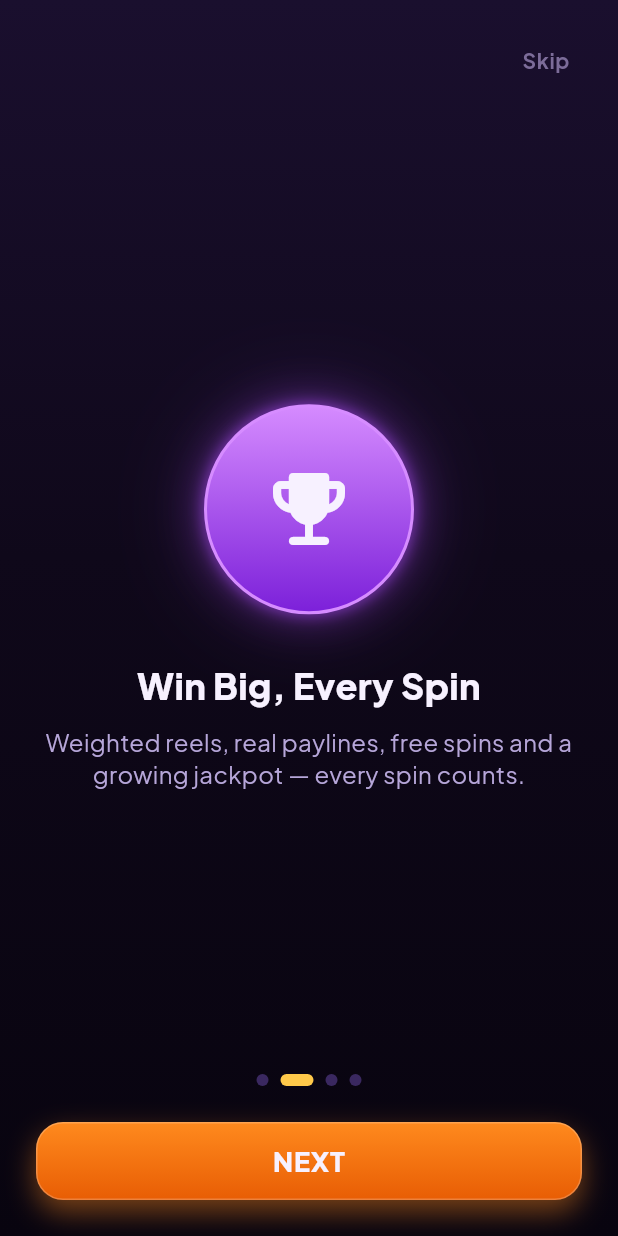
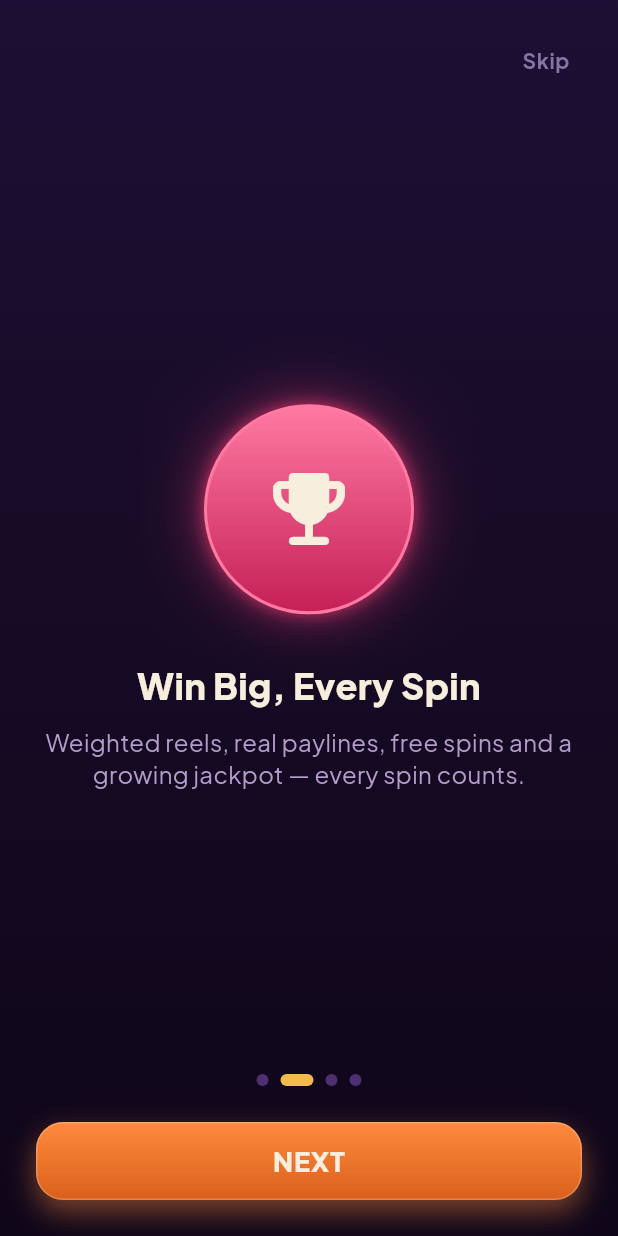
Before and after one commit to mrjaved121/Play2Win, a Flutter app: the screen it shows after launch, swiped to page 2, on a phone screen of 412 x 824 dp. Run offline on Flutter 3.47's test engine with Material 3 defaults, Android fonts, the phone set to English and light mode, and no system bars; our stand-ins replace confetti, flutter_animate, flutter_riverpod, freezed_annotation, get_it, go_router and 3 more; missing offline and left inert: flame; accounts and stored records are empty.

Commit message:
Retheme to Midnight & Gold Marquee palette
Retints the token layer (AppColors, AppGradients, plus a few hardcoded
gradient stops in spin_bar/slot_symbol_view) from the prior purple/gold
scheme to a jewel-tone void/felt/gold/magenta/jade palette, and
regenerates the native splash to match. Win-state glow now uses jade
instead of gold so a payout reads as a distinct color event from the
ambient chrome. No structural/widget changes — the existing token
architecture means this cascades to every screen automatically.

Co-Authored-By: Claude Sonnet 5 <noreply@anthropic.com>

```diff
--- a/lib/core/theme/app_colors.dart
+++ b/lib/core/theme/app_colors.dart
@@ -7,59 +7,61 @@ import 'package:flutter/material.dart';
 /// or a rebrand) from a single place.
 abstract final class AppColors {
   // ---------------------------------------------------------------------
-  // Backgrounds
+  // Backgrounds — "Midnight & Gold Marquee"
   // ---------------------------------------------------------------------
-  static const Color background = Color(0xFF0F081A);
-  static const Color backgroundElevated = Color(0xFF160D26);
-  static const Color backgroundDeep = Color(0xFF08040F);
+  static const Color background = Color(0xFF170B26);
+  static const Color backgroundElevated = Color(0xFF1F1033);
+  static const Color backgroundDeep = Color(0xFF0F0619);
 
   // ---------------------------------------------------------------------
   // Surfaces / Cards
   // ---------------------------------------------------------------------
-  static const Color cardPurple = Color(0xFF1E1230);
-  static const Color cardPurpleLight = Color(0xFF2A1A45);
-  static const Color cardBorder = Color(0xFF3A2860);
+  static const Color cardPurple = Color(0xFF2C1244);
+  static const Color cardPurpleLight = Color(0xFF3B1B5E);
+  static const Color cardBorder = Color(0xFF4E2F72);
   static const Color glassFill = Color(0x1AFFFFFF);
   static const Color glassBorder = Color(0x33FFFFFF);
 
   // ---------------------------------------------------------------------
   // Accents
   // ---------------------------------------------------------------------
-  static const Color gold = Color(0xFFFFC94A);
-  static const Color goldLight = Color(0xFFFFE9A8);
-  static const Color goldDark = Color(0xFFB8862A);
+  static const Color gold = Color(0xFFF2B94D);
+  static const Color goldLight = Color(0xFFFFE29A);
+  static const Color goldDark = Color(0xFFC98F2A);
 
-  static const Color neonPurple = Color(0xFFB14CFF);
-  static const Color neonPurpleLight = Color(0xFFD68CFF);
-  static const Color neonPurpleDark = Color(0xFF7B1FD9);
+  static const Color neonPurple = Color(0xFFFF3D78);
+  static const Color neonPurpleLight = Color(0xFFFF7AA3);
+  static const Color neonPurpleDark = Color(0xFFC41F56);
 
-  static const Color orange = Color(0xFFFF8A1E);
-  static const Color orangeDark = Color(0xFFE85D04);
+  static const Color orange = Color(0xFFFF8A3D);
+  static const Color orangeDark = Color(0xFFD9601C);
 
   // ---------------------------------------------------------------------
   // Semantic
   // ---------------------------------------------------------------------
-  static const Color success = Color(0xFF35D07F);
-  static const Color warning = Color(0xFFFFA632);
-  static const Color error = Color(0xFFFF4D5E);
-  static const Color info = Color(0xFF4CC9FF);
+  static const Color success = Color(0xFF22D9A0);
+  static const Color warning = Color(0xFFFFB648);
+  static const Color error = Color(0xFFFF4757);
+  static const Color info = Color(0xFF4CD3E0);
 
   // ---------------------------------------------------------------------
   // Text
   // ---------------------------------------------------------------------
-  static const Color textPrimary = Color(0xFFF7F1FF);
-  static const Color textSecondary = Color(0xFFB6A6D9);
-  static const Color textMuted = Color(0xFF7C6C99);
-  static const Color textOnGold = Color(0xFF3A2408);
+  static const Color textPrimary = Color(0xFFF7EEDD);
+  static const Color textSecondary = Color(0xFFB49BC9);
+  static const Color textMuted = Color(0xFF8674A3);
+  static const Color textOnGold = Color(0xFF2A1400);
 
   // ---------------------------------------------------------------------
   // Slot reel / game specific
   // ---------------------------------------------------------------------
-  static const Color reelFrame = Color(0xFFDDA53B);
+  static const Color reelFrame = Color(0xFFF2B94D);
   static const Color reelFrameLight = Color(0xFFFFE29A);
-  static const Color reelBackground = Color(0xFF120A1F);
-  static const Color winGlow = Color(0xFFFFD24C);
-  static const Color jackpotRed = Color(0xFFB0121F);
+  static const Color reelBackground = Color(0xFF200E36);
+  // A win now glows jade rather than gold, so a payout reads as a distinct
+  // color event instead of a brighter version of the ambient chrome.
+  static const Color winGlow = Color(0xFF22D9A0);
+  static const Color jackpotRed = Color(0xFF7A1030);
 
   // ---------------------------------------------------------------------
   // VIP tiers (used for badges/frames, low -> high)
@@ -68,7 +70,7 @@ abstract final class AppColors {
     Color(0xFF9BA3B0), // bronze/silver base
     Color(0xFFE0A24B), // bronze
     Color(0xFFC0C6D2), // silver
-    Color(0xFFFFC94A), // gold
-    Color(0xFFB14CFF), // platinum / neon
+    Color(0xFFF2B94D), // gold
+    Color(0xFFFF3D78), // platinum / neon
   ];
 }
--- a/lib/core/theme/app_gradients.dart
+++ b/lib/core/theme/app_gradients.dart
@@ -11,7 +11,7 @@ abstract final class AppGradients {
     begin: Alignment.topCenter,
     end: Alignment.bottomCenter,
     colors: <Color>[
-      Color(0xFF1A0F2E),
+      Color(0xFF1D0F35),
       AppColors.background,
       AppColors.backgroundDeep,
     ],
@@ -78,7 +78,7 @@ abstract final class AppGradients {
   static const LinearGradient jackpot = LinearGradient(
     begin: Alignment.topCenter,
     end: Alignment.bottomCenter,
-    colors: <Color>[AppColors.jackpotRed, Color(0xFF5C0913)],
+    colors: <Color>[AppColors.jackpotRed, Color(0xFF3D0A1E)],
   );
 
   /// Shimmer sweep used for loading placeholders.
--- a/lib/features/slot/presentation/widgets/slot_symbol_view.dart
+++ b/lib/features/slot/presentation/widgets/slot_symbol_view.dart
@@ -47,9 +47,9 @@ class SlotSymbolView extends StatelessWidget {
           gradient: const LinearGradient(
             colors: <Color>[
               Color(0xFFFF5C5C),
-              Color(0xFFFFC94A),
-              Color(0xFF4CC9FF),
-              Color(0xFFB14CFF),
+              Color(0xFFF2B94D),
+              Color(0xFF4CD3E0),
+              Color(0xFFFF3D78),
             ],
           ),
         );
--- a/lib/features/slot/presentation/widgets/spin_bar.dart
+++ b/lib/features/slot/presentation/widgets/spin_bar.dart
@@ -63,7 +63,7 @@ class SpinBar extends StatelessWidget {
                   label: 'STOP',
                   subtitle: autoSpinRemaining != null ? '$autoSpinRemaining SPINS LEFT' : null,
                   gradient: const LinearGradient(
-                    colors: <Color>[AppColors.error, Color(0xFF7A1420)],
+                    colors: <Color>[AppColors.error, Color(0xFF801F2E)],
                   ),
                   glowColor: AppColors.error,
                   size: GradientButtonSize.large,
```
Also changed, not shown: pubspec.yaml (+6 -6 lines), 8 other files.
